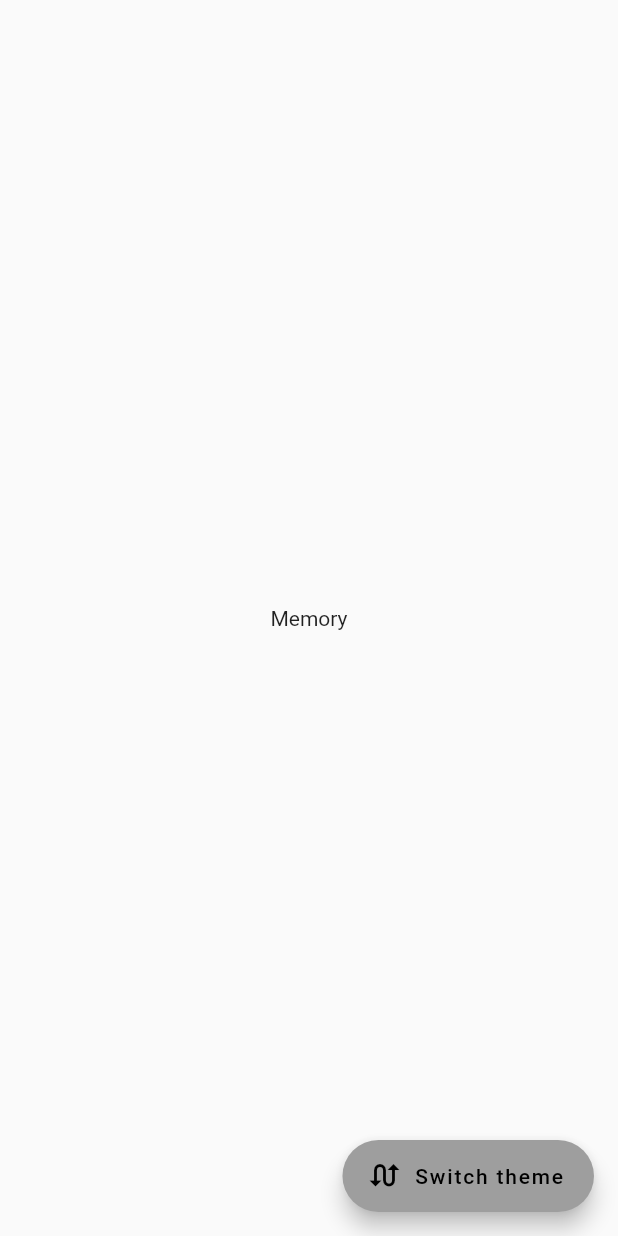
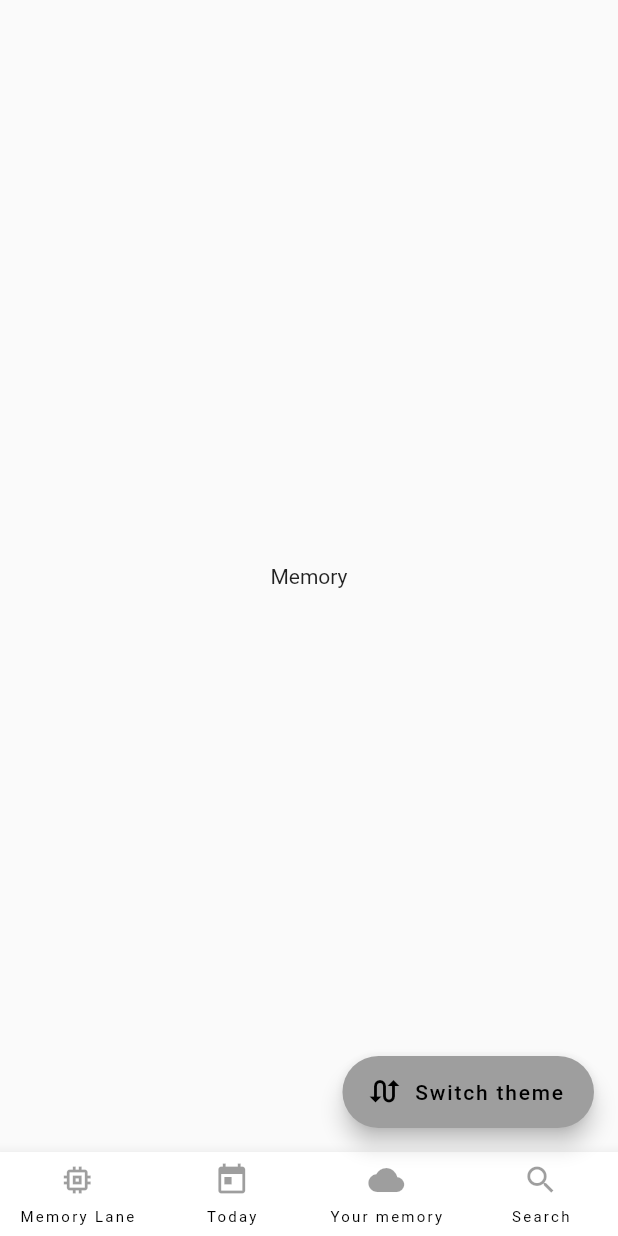
Before and after one commit to herovickers/memory, a Flutter app: the screen it shows after launch, on a phone screen of 412 x 824 dp. Run offline on Flutter 3.47's test engine with Material 2 defaults, Android fonts, the phone set to English and light mode, and no system bars; our stand-ins replace dynamic_theme, rxdart.

Commit message:
Add bottom navigation bar items

```diff
--- a/lib/main.dart
+++ b/lib/main.dart
@@ -1,8 +1,8 @@
 import 'package:dynamic_theme/dynamic_theme.dart';
 import 'package:flutter/material.dart';
 import 'package:flutter/services.dart';
-import 'package:memory/blocs/status_bar_color_bloc.dart';
-import 'package:memory/ui/home_page.dart';
+import 'package:Memory/blocs/status_bar_color_bloc.dart';
+import 'package:Memory/ui/home_page.dart';
 
 void main() => runApp(MyApp());
 
--- a/lib/ui/home_page.dart
+++ b/lib/ui/home_page.dart
@@ -1,7 +1,7 @@
 import 'package:dynamic_theme/dynamic_theme.dart';
 import 'package:flutter/material.dart';
 import 'package:flutter/services.dart';
-import 'package:memory/blocs/status_bar_color_bloc.dart';
+import 'package:Memory/blocs/status_bar_color_bloc.dart';
 
 class HomePage extends StatefulWidget {
   HomePage({
@@ -21,7 +21,8 @@ class _HomePageState extends State<HomePage> {
       // statusBarColor: Colors.grey[500], // status bar color
       statusBarColor: statusBarColorBloc.brightnessValue, // status bar color
     ));
-    return Scaffold(
+    return SafeArea(
+      child: Scaffold(
         body: Center(
           child: Column(
             mainAxisAlignment: MainAxisAlignment.center,
@@ -40,6 +41,31 @@ class _HomePageState extends State<HomePage> {
                 switchBrightness();
               });
             }),
+        bottomNavigationBar: BottomAppBar(
+          child: Row(
+            mainAxisSize: MainAxisSize.max,
+            mainAxisAlignment: MainAxisAlignment.spaceBetween,
+            children: <Widget>[
+              BottomNavigationBarItem(
+                icon: Icons.memory,
+                title: "Memory Lane",
+              ),
+              BottomNavigationBarItem(
+                icon: Icons.today,
+                title: "Today",
+              ),
+              BottomNavigationBarItem(
+                icon: Icons.cloud,
+                title: "Your memory",
+              ),
+              BottomNavigationBarItem(
+                icon: Icons.search,
+                title: "Search",
+              ),
+            ],
+          ),
+        ),
+      ),
     );
   }
 
@@ -56,3 +82,36 @@ class _HomePageState extends State<HomePage> {
     }
   }
 }
+
+class BottomNavigationBarItem extends StatelessWidget {
+  final IconData icon;
+
+  final String title;
+  const BottomNavigationBarItem({
+    Key key,
+    @required this.title,
+    @required this.icon,
+  }) : super(key: key);
+
+  @override
+  Widget build(BuildContext context) {
+    return Expanded(
+      child: SizedBox(
+        height: kBottomNavigationBarHeight,
+        child: InkWell(
+          onTap: () {},
+          child: Column(
+            mainAxisAlignment: MainAxisAlignment.spaceEvenly,
+            children: <Widget>[
+              Icon(icon),
+              Text(
+                title,
+                style: Theme.of(context).textTheme.overline,
+              )
+            ],
+          ),
+        ),
+      ),
+    );
+  }
+}
--- a/pubspec.yaml
+++ b/pubspec.yaml
@@ -1,4 +1,4 @@
-name: memory
+name: Memory
 description: A new Flutter project.
 
 # The following defines the version and build number for your application.
```
Also changed, not shown: 1 other file. Lines whose indentation alone changed are shown as unchanged.
